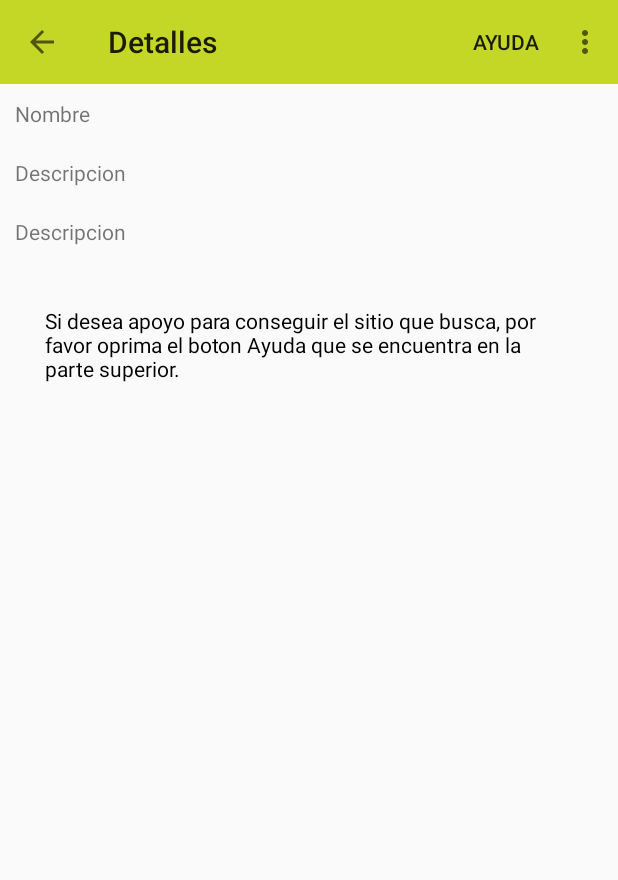
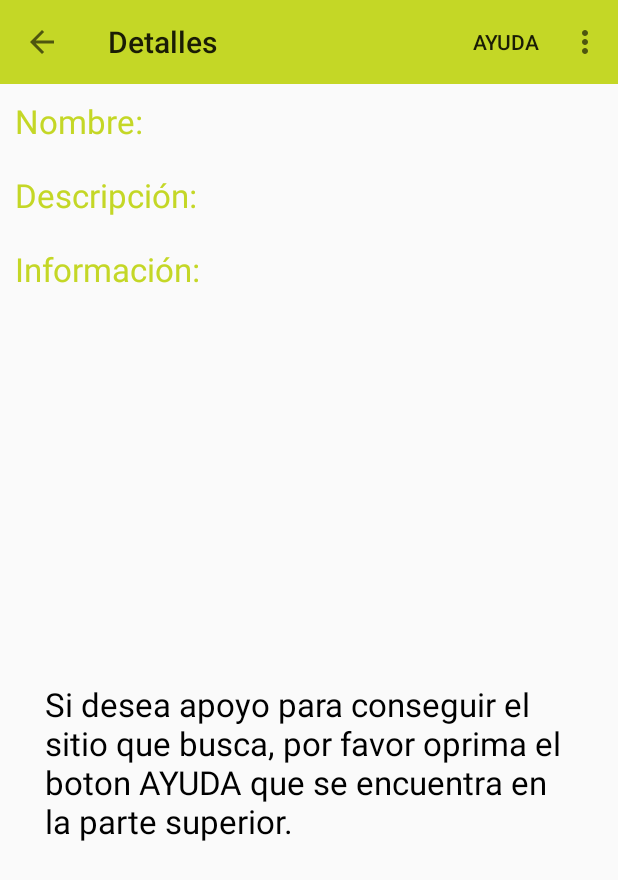
Before and after one commit to svillami/SanTed, an Android app: the SamplePoiDetailActivity screen opened directly, with no data from a screen before it, on a phone screen of 412 x 824 dp. Shown: the top 880 px of the screen. Run offline under Robolectric (Android 15) with nearby library versions, the phone set to English and light mode, and no system bars; 3 statements that could not run were skipped.

Commit message:
Interfaz del Detalle AR3D
Se modifica la interfaz del detalle de la AR3D, se incorpora el scroll a la información.

```diff
--- a/SearchUcab/app/src/main/java/samples/SamplePoiDetailActivity.java
+++ b/SearchUcab/app/src/main/java/samples/SamplePoiDetailActivity.java
@@ -8,6 +8,7 @@ import android.support.v7.app.ActionBar;
 import android.support.v7.app.AlertDialog;
 import android.support.v7.app.AppCompatActivity;
 import android.support.v7.widget.Toolbar;
+import android.text.method.ScrollingMovementMethod;
 import android.util.Log;
 import android.view.Gravity;
 import android.view.Menu;
@@ -54,6 +55,10 @@ public class SamplePoiDetailActivity extends AppCompatActivity  {
 		((TextView)findViewById(R.id.poi_title)).setText( getIntent().getExtras().getString(EXTRAS_KEY_POI_TITILE) );
 		((TextView)findViewById(R.id.poi_description)).setText(getIntent().getExtras().getString(EXTRAS_KEY_POI_DESCR));
 		((TextView)findViewById(R.id.poi_information)).setText(getIntent().getExtras().getString(EXTRAS_KEY_POI_INFOR));
+
+		// Coloca el scroll en el texto de la información
+		TextView tv = (TextView) findViewById(R.id.poi_information);
+		tv.setMovementMethod(new ScrollingMovementMethod());
 	}
 
 	//Menu para implementar los valores del Toolbar
--- a/SearchUcab/app/src/main/res/layout/sample_poidetail.xml
+++ b/SearchUcab/app/src/main/res/layout/sample_poidetail.xml
@@ -11,22 +11,22 @@
 
 
     <LinearLayout android:orientation="horizontal" android:layout_width="match_parent" android:layout_height="wrap_content" android:padding="10dip">
-	    <TextView android:layout_width="fill_parent" android:layout_height="wrap_content" android:layout_weight="1" android:text="@string/poi_name" />
-	    <TextView android:layout_width="fill_parent" android:layout_height="wrap_content" android:layout_weight="1" android:id="@+id/poi_title"/>
+	    <TextView android:layout_width="fill_parent" android:layout_height="wrap_content" android:layout_weight="1" android:text="@string/poi_name" android:textAppearance="?android:attr/textAppearanceLarge" android:textColor="@color/greentoolbar"/>
+	    <TextView android:layout_width="fill_parent" android:layout_height="wrap_content" android:layout_weight="1" android:id="@+id/poi_title" android:textColor="@color/black" />
     </LinearLayout>
 
     <LinearLayout android:orientation="horizontal" android:layout_width="match_parent" android:layout_height="wrap_content" android:padding="10dip">
-	    <TextView android:layout_width="fill_parent" android:layout_height="wrap_content" android:layout_weight="1" android:text="@string/poi_description" />
-	    <TextView android:layout_width="fill_parent" android:layout_height="wrap_content" android:layout_weight="1" android:id="@+id/poi_description"/>
+	    <TextView android:layout_width="fill_parent" android:layout_height="wrap_content" android:layout_weight="1" android:text="@string/poi_description" android:textAppearance="?android:attr/textAppearanceLarge" android:textColor="@color/greentoolbar"/>
+	    <TextView android:layout_width="fill_parent" android:layout_height="wrap_content" android:layout_weight="1" android:id="@+id/poi_description" android:textColor="@color/black"/>
     </LinearLayout>
 
     <LinearLayout android:orientation="horizontal" android:layout_width="match_parent" android:layout_height="wrap_content" android:padding="10dip">
-        <TextView android:layout_width="fill_parent" android:layout_height="wrap_content" android:layout_weight="1" android:text="@string/poi_description" />
-        <TextView android:layout_width="fill_parent" android:layout_height="wrap_content" android:layout_weight="1" android:id="@+id/poi_information"/>
+        <TextView android:layout_width="fill_parent" android:layout_height="wrap_content" android:layout_weight="1" android:text="@string/poi_informacion" android:textAppearance="?android:attr/textAppearanceLarge" android:textColor="@color/greentoolbar"/>
+        <TextView android:layout_width="fill_parent" android:layout_height="250dp" android:layout_weight="1" android:id="@+id/poi_information" android:scrollbars = "vertical" android:textColor="@color/black"/>
     </LinearLayout>
 
     <LinearLayout android:orientation="horizontal" android:layout_width="match_parent" android:layout_height="match_parent" android:padding="30dip">
-        <TextView android:layout_width="fill_parent" android:layout_height="wrap_content" android:layout_weight="1" android:text="@string/informacionAR3D"  android:textColor="@color/black"/>
+        <TextView android:layout_width="fill_parent" android:layout_height="wrap_content" android:layout_weight="1" android:text="@string/informacionAR3D"  android:textAppearance="?android:attr/textAppearanceLarge" android:textColor="@color/black"/>
     </LinearLayout>
 
 </LinearLayout>
--- a/SearchUcab/app/src/main/res/values/strings.xml
+++ b/SearchUcab/app/src/main/res/values/strings.xml
@@ -59,12 +59,13 @@ Nota: El sistema llama a onDismiss() con cada evento que invoque el método call
     <string name="poi_detail_title">Detalles del Lugar</string>
     <string name="urllauncher_hint_textfield">http://</string>
     <string name="urllauncher_default_value_textfield">http://</string>
-    <string name="poi_name">Nombre</string>
-    <string name="poi_description">Descripcion</string>
+    <string name="poi_name">Nombre:</string>
+    <string name="poi_description">Descripción:</string>
+    <string name="poi_informacion">Información:</string>
     <string name="poi_id">ID</string>
     <string name="title_activity_sample1_poi_detail">Sample 5.1 POI Detail</string>
     <string name="footer">Sample App</string>
-    <string name="informacionAR3D">Si desea apoyo para conseguir el sitio que busca, por favor oprima el boton Ayuda que se encuentra en la parte superior.</string>
+    <string name="informacionAR3D">Si desea apoyo para conseguir el sitio que busca, por favor oprima el boton AYUDA que se encuentra en la parte superior.</string>
 
 
 </resources>
```
